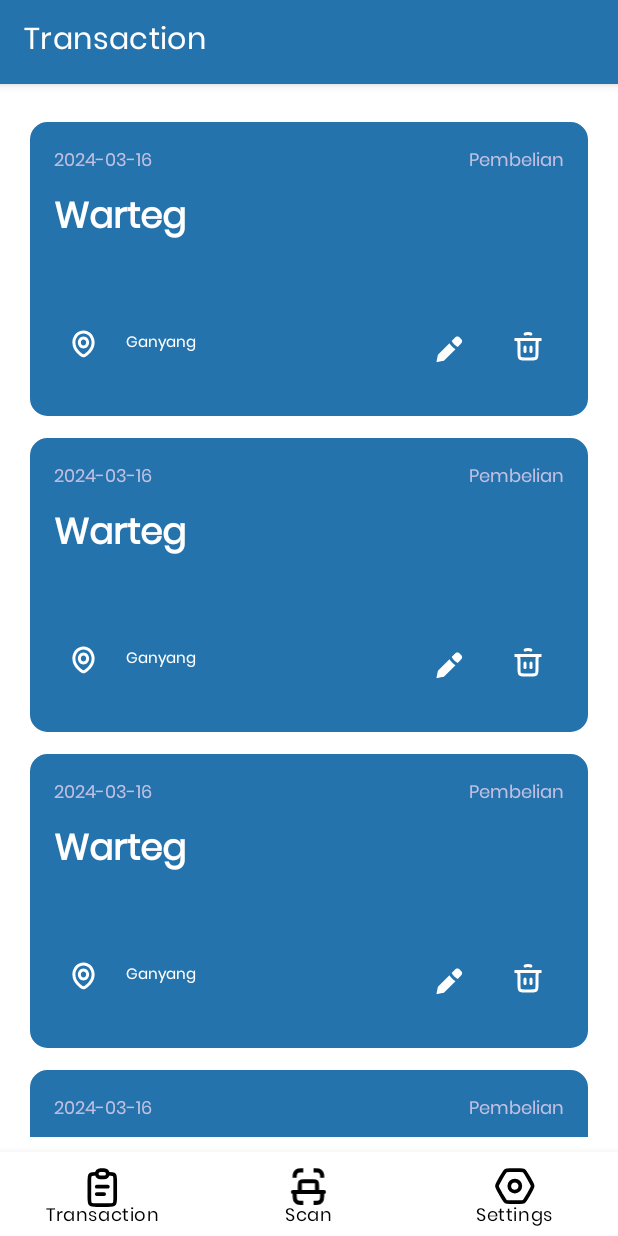
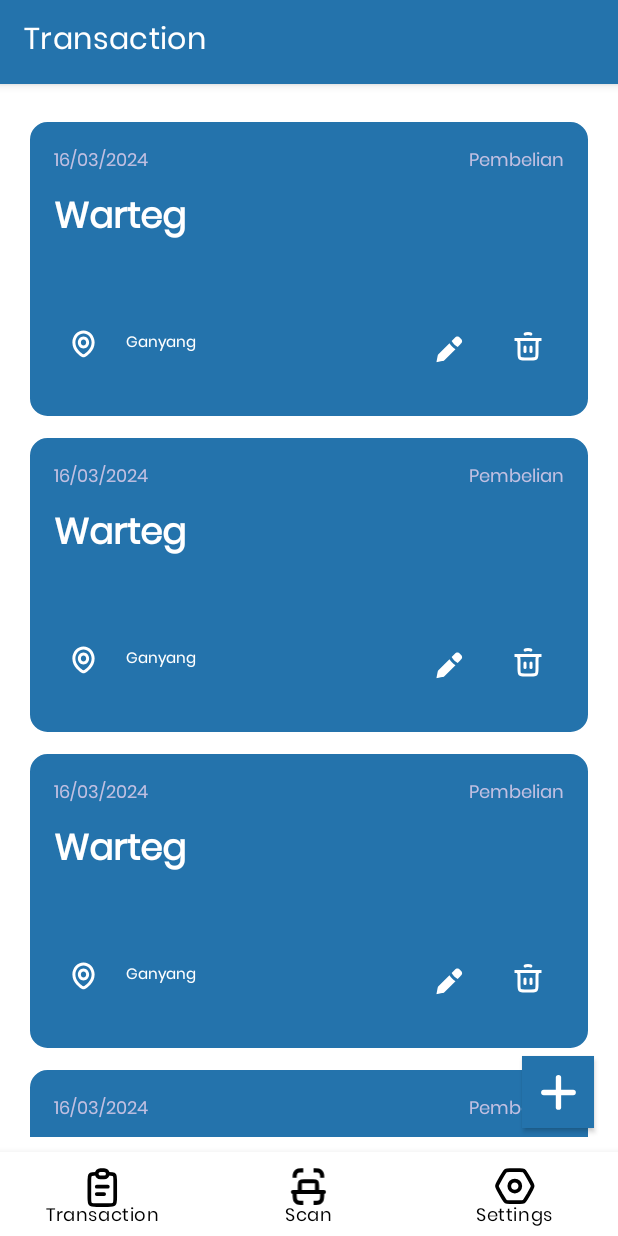
Before and after one commit to febryanarota/-IF3210-2024-Android-VBD, an Android app: the TransactionFragment screen opened directly, with no data from a screen before it, on a phone screen of 412 x 824 dp. Run offline under Robolectric (Android 15) with nearby library versions, the phone set to English and light mode, and no system bars; our stand-ins replace Room's generated code, navigation-ui; 4 statements that could not run were skipped.

Commit message:
feat: add transaction fragment

```diff
--- a/app/src/main/java/com/example/bondoman/adapter/TransactionAdapter.kt
+++ b/app/src/main/java/com/example/bondoman/adapter/TransactionAdapter.kt
@@ -38,7 +38,7 @@ class TransactionAdapter(private val context: Context, private val transactions:
     }
 
     fun formatDateToString(date: Date): String {
-        val dateFormat = SimpleDateFormat("yyyy-MM-dd", Locale.getDefault())
+        val dateFormat = SimpleDateFormat("dd/MM/yyyy", Locale.getDefault())
         return dateFormat.format(date)
     }
 }
--- /dev/null
+++ b/app/src/main/res/drawable/add.xml
@@ -0,0 +1,11 @@
+<vector android:height="24dp" android:viewportHeight="19"
+    android:viewportWidth="19" android:width="24dp" xmlns:android="http://schemas.android.com/apk/res/android">
+    <path android:fillColor="#00000000"
+        android:pathData="M2,9.75L17.5,9.75"
+        android:strokeColor="#ffffff" android:strokeLineCap="round"
+        android:strokeLineJoin="round" android:strokeWidth="2.81818"/>
+    <path android:fillColor="#00000000"
+        android:pathData="M9.75,2L9.75,17.5"
+        android:strokeColor="#ffffff" android:strokeLineCap="round"
+        android:strokeLineJoin="round" android:strokeWidth="2.81818"/>
+</vector>
--- a/app/src/main/res/layout/fragment_transaction.xml
+++ b/app/src/main/res/layout/fragment_transaction.xml
@@ -7,14 +7,14 @@
     android:layout_gravity="clip_horizontal"
     tools:context=".fragments.TransactionFragment">
 
+    <RelativeLayout
+        android:layout_width="match_parent"
+        android:layout_height="match_parent">
+
         <androidx.swiperefreshlayout.widget.SwipeRefreshLayout
             android:id="@+id/swipeContainer"
-        android:layout_width="0dp"
-        android:layout_height="0dp"
-        app:layout_constraintBottom_toBottomOf="parent"
-        app:layout_constraintEnd_toEndOf="parent"
-        app:layout_constraintStart_toStartOf="parent"
-        app:layout_constraintTop_toTopOf="parent">
+            android:layout_width="wrap_content"
+            android:layout_height="wrap_content">
 
             <androidx.recyclerview.widget.RecyclerView
                 android:id="@+id/rvTransactions"
@@ -33,5 +33,22 @@
 
         </androidx.swiperefreshlayout.widget.SwipeRefreshLayout>
 
+        <Button
+            android:id="@+id/bttnAddTransaction"
+            style="@style/Widget.MaterialComponents.Button.IconOnly"
+            android:layout_width="wrap_content"
+            android:layout_height="wrap_content"
+            android:layout_alignParentEnd="true"
+            android:layout_alignParentBottom="true"
+            android:layout_marginEnd="16dp"
+            android:layout_marginBottom="16dp"
+            android:background="?colorPrimary"
+            android:paddingLeft="10dp"
+            android:paddingRight="10dp"
+            app:cornerRadius="50dp"
+            app:icon="@drawable/add"
+            app:iconTint="@null" />
+    </RelativeLayout>
+
 
 </androidx.constraintlayout.widget.ConstraintLayout>
--- a/app/src/main/res/values/strings.xml
+++ b/app/src/main/res/values/strings.xml
@@ -19,4 +19,5 @@
     <string name="randomize_button">Randomize Button</string>
     <string name="logoutButton">Logout</string>
     <string name="title_scan">Scan</string>
+    <string name="save">Save</string>
 </resources>
--- a/app/src/main/res/values/themes.xml
+++ b/app/src/main/res/values/themes.xml
@@ -27,7 +27,7 @@
         <item name="android:paddingLeft">12dp</item>
         <item name="android:paddingRight">12dp</item>
         <item name="android:minWidth">48dp</item>
-        <item name="android:minHeight">48dp</item>
+        <item name="android:radius">50dp</item>
         <item name="iconGravity">textStart</item>
     </style>
 
```
Also changed, not shown: app/src/main/java/com/example/bondoman/fragments/AddTransactionFragment.kt (added, +27 -0 lines), app/src/main/res/layout/fragmet_add_transaction.xml (added, +94 -0 lines). Lines whose indentation alone changed are shown as unchanged.
